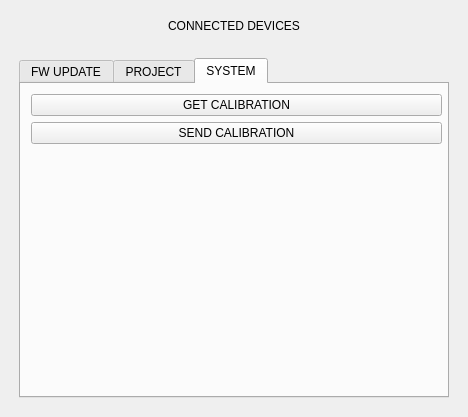
First picture: the form in mainwindow.ui, repository OXI-Instruments/OXI-Desktop, before the edit.
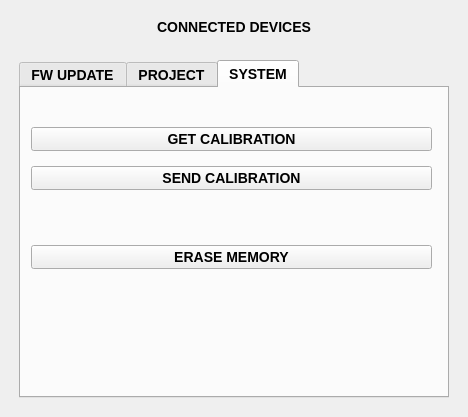
Second picture: the form after the edit. The open tabs and pages were chosen to show the change.

Commit message: Added custom font, query and save per project

What changed in the file:
```diff
--- a/mainwindow.ui
+++ b/mainwindow.ui
@@ -13,6 +13,12 @@
   <property name="windowTitle">
    <string>OXI ONE TOOL</string>
   </property>
+  <property name="styleSheet">
+   <string notr="true">font: 14pt &quot;Oswald&quot;;
+font-weight: bold;
+font-size: 14px;
+</string>
+  </property>
   <widget class="QWidget" name="centralwidget">
    <property name="enabled">
     <bool>true</bool>
@@ -435,11 +441,27 @@
            <rect>
             <x>10</x>
             <y>10</y>
-            <width>411</width>
-            <height>301</height>
+            <width>401</width>
+            <height>181</height>
            </rect>
           </property>
           <layout class="QVBoxLayout" name="verticalLayout_3">
+           <item>
+            <spacer name="verticalSpacer_3">
+             <property name="orientation">
+              <enum>Qt::Vertical</enum>
+             </property>
+             <property name="sizeType">
+              <enum>QSizePolicy::Maximum</enum>
+             </property>
+             <property name="sizeHint" stdset="0">
+              <size>
+               <width>20</width>
+               <height>20</height>
+              </size>
+             </property>
+            </spacer>
+           </item>
            <item>
             <widget class="QPushButton" name="getCalibDataButton">
              <property name="sizePolicy">
@@ -471,6 +493,9 @@
              <property name="orientation">
               <enum>Qt::Vertical</enum>
              </property>
+             <property name="sizeType">
+              <enum>QSizePolicy::Maximum</enum>
+             </property>
              <property name="sizeHint" stdset="0">
               <size>
                <width>20</width>
@@ -479,6 +504,19 @@
              </property>
             </spacer>
            </item>
+           <item>
+            <widget class="QPushButton" name="eraseMemButton">
+             <property name="sizePolicy">
+              <sizepolicy hsizetype="Minimum" vsizetype="Maximum">
+               <horstretch>0</horstretch>
+               <verstretch>0</verstretch>
+              </sizepolicy>
+             </property>
+             <property name="text">
+              <string>ERASE MEMORY</string>
+             </property>
+            </widget>
+           </item>
           </layout>
          </widget>
         </widget>
```
Left out of the diff: 6 changed lines with no effect on the pictures. The commit also changes 8 other files.
